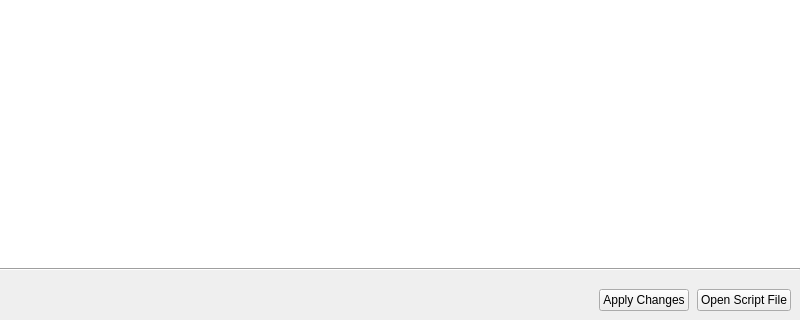
The window that scriptwindow.ui (vos/planetattack) describes before a commit, drawn with Qt 5; both pictures show x 0 to 800 and y 160 to 480 of the 800 by 480 pixel window.
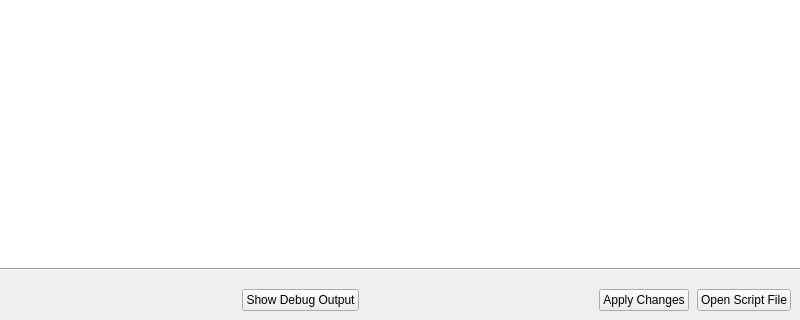
The same window after the commit. Custom widgets are drawn as their Qt base class.

Commit message: added debug output below script editor

```diff
--- a/scriptwindow.ui
+++ b/scriptwindow.ui
@@ -85,6 +85,26 @@
        </property>
       </spacer>
      </item>
+     <item>
+      <widget class="QPushButton" name="showDebugOutputButton">
+       <property name="text">
+        <string>Show Debug Output</string>
+       </property>
+      </widget>
+     </item>
+     <item>
+      <spacer name="horizontalSpacer_2">
+       <property name="orientation">
+        <enum>Qt::Horizontal</enum>
+       </property>
+       <property name="sizeHint" stdset="0">
+        <size>
+         <width>40</width>
+         <height>20</height>
+        </size>
+       </property>
+      </spacer>
+     </item>
      <item>
       <widget class="QPushButton" name="applyButton">
        <property name="text">
```
Left out of the diff: 5 changed lines with no effect on the pictures. Lines whose indentation alone changed are shown as unchanged. The commit also changes 2 other files.
